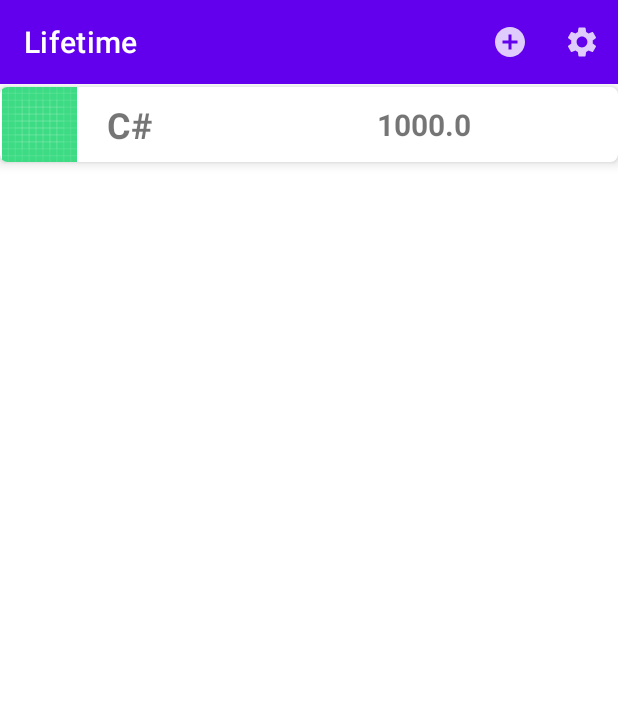
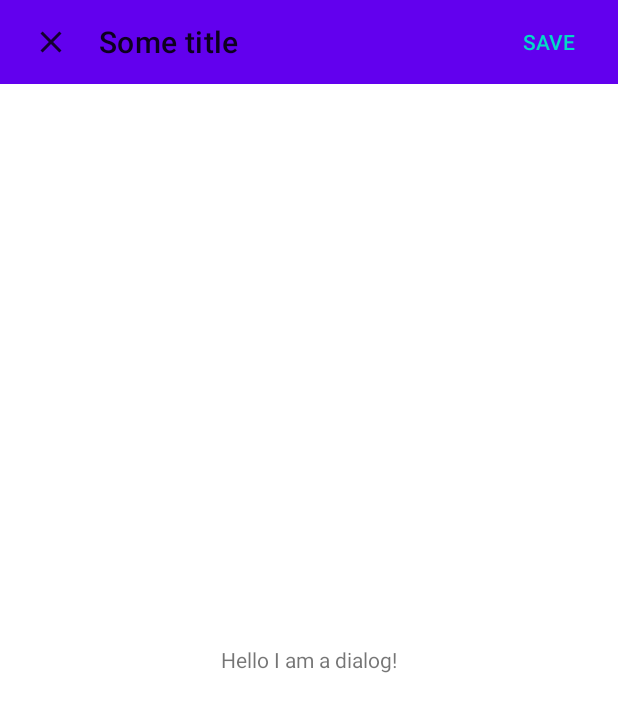
Before and after one commit to D1scoDancer/Lifetime, an Android app: the screen it shows after launch (MainActivity), after a tap on "Add", on a phone screen of 412 x 824 dp. Shown: the top 712 px of the screen. Run offline under Robolectric (Android 15) with nearby library versions, the phone set to English and light mode, and no system bars.

Commit message:
working on a dialog fragment

```diff
--- a/app/src/main/java/ru/alekssey7227/lifetime/activities/MainActivity.java
+++ b/app/src/main/java/ru/alekssey7227/lifetime/activities/MainActivity.java
@@ -12,13 +12,13 @@ import androidx.appcompat.widget.Toolbar;
 import androidx.recyclerview.widget.LinearLayoutManager;
 import androidx.recyclerview.widget.RecyclerView;
 
-import java.util.ArrayList;
 import java.util.List;
 
 import ru.alekssey7227.lifetime.R;
 import ru.alekssey7227.lifetime.adapters.GoalsRVAdapter;
 import ru.alekssey7227.lifetime.backend.Goal;
 import ru.alekssey7227.lifetime.database.DBHelper;
+import ru.alekssey7227.lifetime.fragments.GoalDialogFragment;
 
 public class MainActivity extends AppCompatActivity implements View.OnClickListener {
 
@@ -51,6 +51,11 @@ public class MainActivity extends AppCompatActivity implements View.OnClickListe
     public boolean onOptionsItemSelected(MenuItem item) {
         // Добавление новой цели
         if (item.getItemId() == R.id.app_bar_add_goal) {
+
+           // TODO: call dialog here
+            GoalDialogFragment.display(getSupportFragmentManager());
+
+
             SQLiteDatabase database = dbHelper.getWritableDatabase();
             ContentValues contentValues = new ContentValues();
 
--- a/app/src/main/java/ru/alekssey7227/lifetime/fragments/GoalDialogFragment.java
+++ b/app/src/main/java/ru/alekssey7227/lifetime/fragments/GoalDialogFragment.java
@@ -1,7 +1,72 @@
 package ru.alekssey7227.lifetime.fragments;
 
+import android.app.Dialog;
+import android.os.Bundle;
+import android.view.LayoutInflater;
+import android.view.View;
+import android.view.ViewGroup;
+import androidx.appcompat.widget.Toolbar;
+
+import androidx.annotation.NonNull;
+import androidx.annotation.Nullable;
 import androidx.fragment.app.DialogFragment;
+import androidx.fragment.app.FragmentManager;
+
+import ru.alekssey7227.lifetime.R;
 
 public class GoalDialogFragment extends DialogFragment {
 
+    public static final String TAG = "GoalDialogFragment";
+
+    private Toolbar toolbar;
+
+    public static GoalDialogFragment display(FragmentManager fragmentManager) {
+        GoalDialogFragment goalDialogFragment = new GoalDialogFragment();
+        goalDialogFragment.show(fragmentManager, TAG);
+        return goalDialogFragment;
+    }
+
+    @Override
+    public void onCreate(@Nullable Bundle savedInstanceState) {
+        super.onCreate(savedInstanceState);
+        setStyle(DialogFragment.STYLE_NORMAL, R.style.AppTheme_FullScreenDialog);
+    }
+
+    @Nullable
+    @Override
+    public View onCreateView(@NonNull LayoutInflater inflater, @Nullable ViewGroup container, @Nullable Bundle savedInstanceState) {
+        super.onCreateView(inflater, container, savedInstanceState);
+        View view = inflater.inflate(R.layout.goal_fragment, container, false);
+
+        toolbar = view.findViewById(R.id.toolbar);
+
+        return view;
+    }
+
+    @Override
+    public void onViewCreated(@NonNull View view, @Nullable Bundle savedInstanceState) {
+        super.onViewCreated(view, savedInstanceState);
+
+        toolbar.setNavigationOnClickListener(v -> dismiss());
+        toolbar.setTitle("Some title");
+        toolbar.inflateMenu(R.menu.goal_dialog_menu);
+        toolbar.setOnMenuItemClickListener(item -> {
+            dismiss();
+            return true;
+        });
+    }
+
+    @Override
+    public void onStart() {
+        super.onStart();
+        Dialog dialog = getDialog();
+        if (dialog != null) {
+            int width = ViewGroup.LayoutParams.MATCH_PARENT;
+            int height = ViewGroup.LayoutParams.MATCH_PARENT;
+            dialog.getWindow().setLayout(width, height);
+            dialog.getWindow().setWindowAnimations(R.style.AppTheme_Slide);
+        }
+    }
+
+
 }
--- /dev/null
+++ b/app/src/main/res/anim/slide_down.xml
@@ -0,0 +1,8 @@
+<?xml version="1.0" encoding="utf-8"?>
+<set xmlns:android="http://schemas.android.com/apk/res/android">
+    <translate
+        android:duration="@android:integer/config_shortAnimTime"
+        android:fromYDelta="0%p"
+        android:interpolator="@android:anim/accelerate_interpolator"
+        android:toYDelta="100%p" />
+</set>
--- /dev/null
+++ b/app/src/main/res/anim/slide_up.xml
@@ -0,0 +1,8 @@
+<?xml version="1.0" encoding="utf-8"?>
+<set xmlns:android="http://schemas.android.com/apk/res/android">
+    <translate
+        android:duration="@android:integer/config_shortAnimTime"
+        android:fromYDelta="100%"
+        android:interpolator="@android:anim/accelerate_interpolator"
+        android:toXDelta="0" />
+</set>
--- /dev/null
+++ b/app/src/main/res/drawable-anydpi/ic_close_black.xml
@@ -0,0 +1,11 @@
+<vector xmlns:android="http://schemas.android.com/apk/res/android"
+    android:width="24dp"
+    android:height="24dp"
+    android:viewportWidth="24"
+    android:viewportHeight="24"
+    android:tint="#000000"
+    android:alpha="0.8">
+  <path
+      android:fillColor="@android:color/white"
+      android:pathData="M19,6.41L17.59,5 12,10.59 6.41,5 5,6.41 10.59,12 5,17.59 6.41,19 12,13.41 17.59,19 19,17.59 13.41,12z"/>
+</vector>
--- a/app/src/main/res/layout/goal_fragment.xml
+++ b/app/src/main/res/layout/goal_fragment.xml
@@ -1,47 +1,36 @@
 <?xml version="1.0" encoding="utf-8"?>
-<androidx.constraintlayout.widget.ConstraintLayout xmlns:android="http://schemas.android.com/apk/res/android"
+<androidx.coordinatorlayout.widget.CoordinatorLayout xmlns:android="http://schemas.android.com/apk/res/android"
     xmlns:app="http://schemas.android.com/apk/res-auto"
     android:layout_width="match_parent"
     android:layout_height="match_parent">
 
-    <RelativeLayout
-        android:layout_width="300dp"
-        android:layout_height="440dp"
-        android:background="#ccff99"
-        app:layout_constraintBottom_toBottomOf="parent"
-        app:layout_constraintEnd_toEndOf="parent"
-        app:layout_constraintHorizontal_bias="0.0"
-        app:layout_constraintStart_toStartOf="parent"
-        app:layout_constraintTop_toTopOf="parent"
-        app:layout_constraintVertical_bias="0.0">
+    <com.google.android.material.appbar.AppBarLayout
+        android:layout_width="match_parent"
+        android:layout_height="wrap_content"
+        app:elevation="0dp">
 
-        <EditText
-            android:id="@+id/et_Name"
-            android:layout_width="300dp"
+        <androidx.appcompat.widget.Toolbar
+            android:id="@+id/toolbar"
+            android:layout_width="match_parent"
+            android:layout_height="?attr/actionBarSize"
+            android:paddingStart="6dp"
+            android:paddingEnd="16dp"
+            app:contentInsetStartWithNavigation="0dp"
+            app:navigationIcon="@drawable/ic_close_black" />
+
+    </com.google.android.material.appbar.AppBarLayout>
+
+    <FrameLayout
+        android:layout_width="match_parent"
+        android:layout_height="match_parent"
+        app:layout_behavior="@string/appbar_scrolling_view_behavior">
+
+        <TextView
+            android:layout_width="wrap_content"
             android:layout_height="wrap_content"
-            android:hint="Name"
-            android:textSize="18sp" />
+            android:layout_gravity="center"
+            android:text="Hello I am a dialog!" />
 
-        <EditText
-            android:id="@+id/et_Time"
-            android:layout_width="150dp"
-            android:layout_height="wrap_content"
-            android:layout_below="@+id/et_Name"
-            android:layout_marginTop="20dp"
-            android:hint="Time"
-            android:inputType="numberDecimal|number"
-            android:textSize="18sp" />
+    </FrameLayout>
 
-<!--        TODO: сделать красиво-->
-        <Spinner
-            android:layout_width="100dp"
-            android:layout_height="wrap_content"
-            android:layout_below="@id/et_Name"
-            android:layout_marginStart="20dp"
-            android:layout_marginTop="30dp"
-            android:layout_toEndOf="@+id/et_Time" />
-
-
-    </RelativeLayout>
-
-</androidx.constraintlayout.widget.ConstraintLayout>
+</androidx.coordinatorlayout.widget.CoordinatorLayout>
--- /dev/null
+++ b/app/src/main/res/menu/goal_dialog_menu.xml
@@ -0,0 +1,8 @@
+<?xml version="1.0" encoding="utf-8"?>
+<menu xmlns:android="http://schemas.android.com/apk/res/android"
+    xmlns:app="http://schemas.android.com/apk/res-auto">
+    <item
+        android:id="@+id/action_save"
+        android:title="save"
+        app:showAsAction="ifRoom" />
+</menu>
--- a/app/src/main/res/values/themes.xml
+++ b/app/src/main/res/values/themes.xml
@@ -13,4 +13,21 @@
         <item name="android:statusBarColor" tools:targetApi="l">?attr/colorPrimaryVariant</item>
         <!-- Customize your theme here. -->
     </style>
+
+    <style name="AppTheme.FullScreenDialog" parent="Theme.MaterialComponents.Light.Dialog">
+        <item name="colorPrimaryDark">@color/purple_700</item>
+        <item name="colorAccent">@color/teal_200</item>
+        <item name="colorPrimary">@color/purple_500</item>
+        <item name="android:windowIsFloating">false</item>
+        <item name="android:windowBackground">@android:color/white</item>
+        <item name="actionMenuTextColor">@color/teal_200</item>
+    </style>
+
+    <style name="AppTheme.Slide">
+        <item name="android:windowEnterAnimation">@anim/slide_up</item>
+        <item name="android:windowExitAnimation">@anim/slide_down</item>
+    </style>
+
+    <style name="AppTheme">
+    </style>
 </resources>
```
Also changed, not shown: app/src/main/res/drawable-hdpi/ic_close_black.png (added), app/src/main/res/drawable-mdpi/ic_close_black.png (added), app/src/main/res/drawable-xxhdpi/ic_close_black.png (added).
